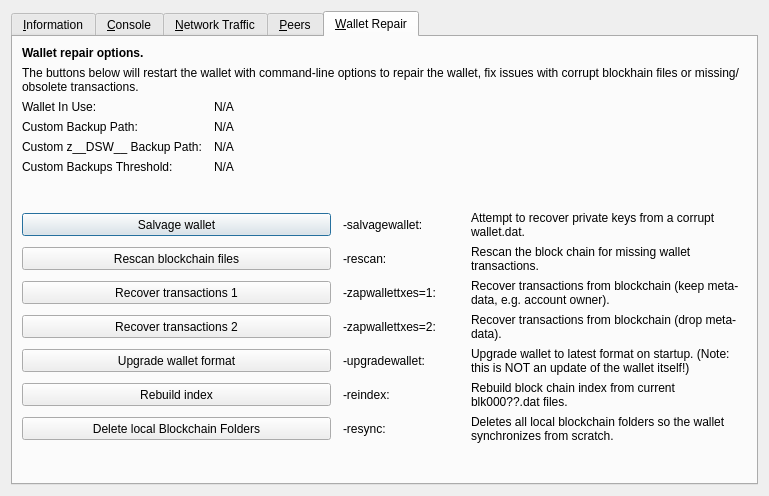
This is src/qt/forms/rpcconsole.ui in decenomy/DSW as Qt 5 draws it before an edit. The edited form follows.
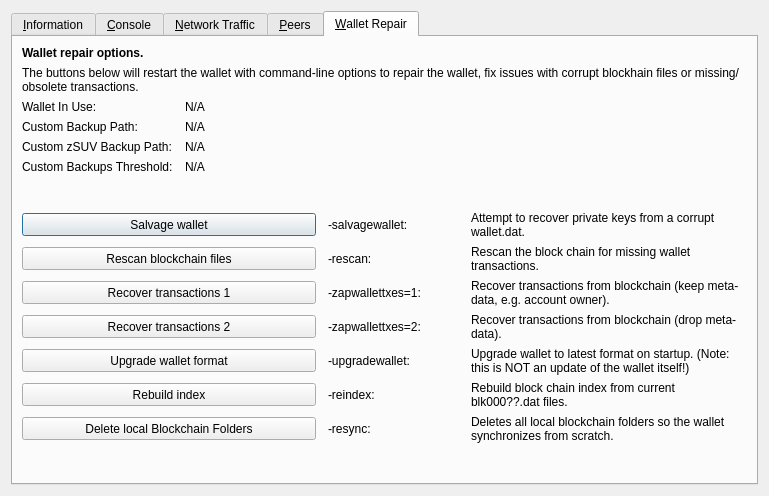
This is the edited form. The open tabs and pages were chosen to show the change. Icons and pictures are not drawn. Custom widgets are drawn as their Qt base class.

Diff of the .ui file:
```diff
--- a/src/qt/forms/rpcconsole.ui
+++ b/src/qt/forms/rpcconsole.ui
@@ -1333,7 +1333,7 @@
           <bool>false</bool>
          </property>
          <property name="text">
-          <string>Custom z__DSW__ Backup Path:</string>
+          <string>Custom zSUV Backup Path:</string>
          </property>
         </widget>
        </item>
```
Left out of the diff: 2 changed lines with no effect on the pictures.
